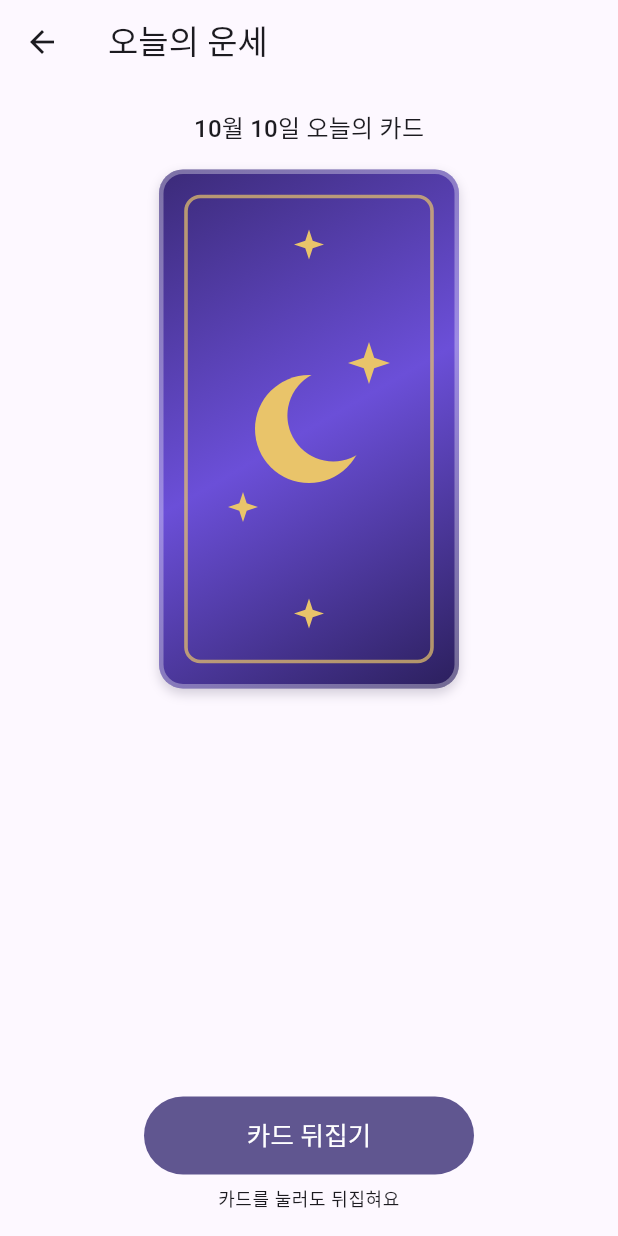
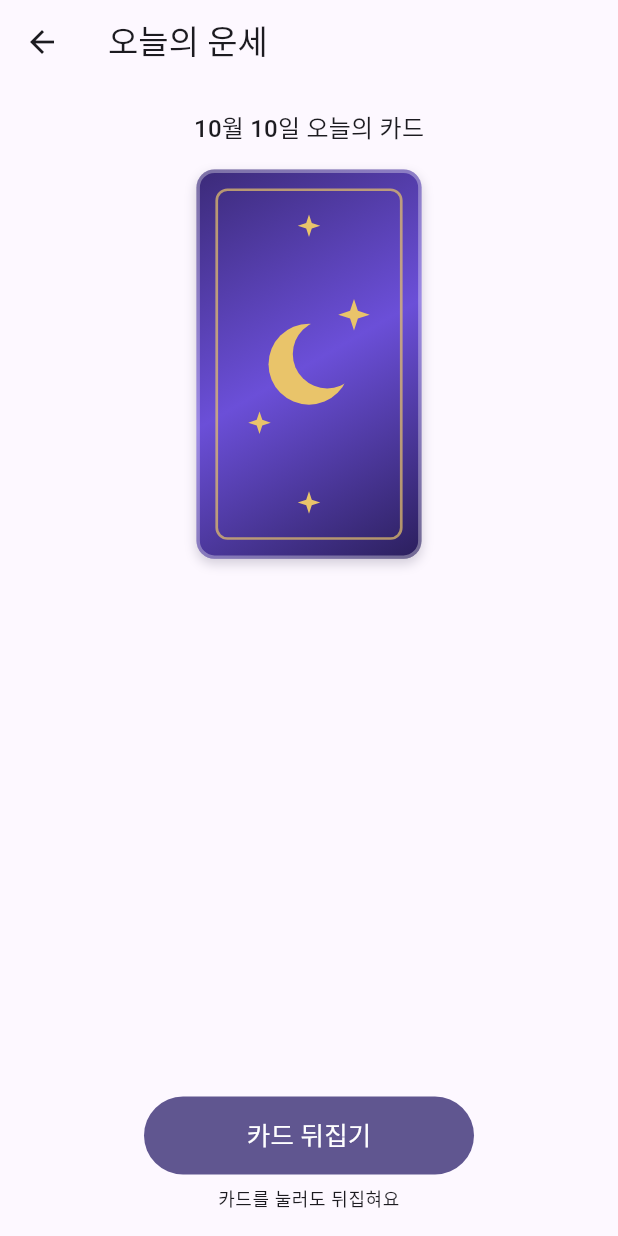
Before and after one commit to shlete/Oppop, a Flutter app: the DailyTarotScreen screen opened directly, on a phone screen of 412 x 824 dp. Run offline on Flutter 3.47's test engine with Material 3 defaults, Android fonts, the phone set to English and light mode, and no system bars; our stand-ins replace flutter_riverpod, google_mobile_ads, share_plus, shared_preferences, web; missing offline and left inert: dart:js_interop, gal; accounts and stored records are empty; network calls fail.

Commit message:
Shrink the daily tarot card
Co-Authored-By: Claude Opus 5.5 (1M context) <noreply@anthropic.com>
Claude-Session: https://claude.ai/code/session_01FsZtawRLD1deWrySo6vrEK

```diff
--- a/lib/features/tarot/daily_tarot_screen.dart
+++ b/lib/features/tarot/daily_tarot_screen.dart
@@ -168,7 +168,7 @@ class _DailyTarotScreenState extends ConsumerState<DailyTarotScreen>
                                   onTap: _doFlip,
                                   child: SizedBox(
                                     // 해석이 나타나면서 카드는 조금 작아져 한 화면에 다 보이게.
-                                    width: 200 - 50 * infoOpacity,
+                                    width: 150 - 30 * infoOpacity,
                                     child: FlippingCard(
                                       t: t,
                                       card: card,
```
